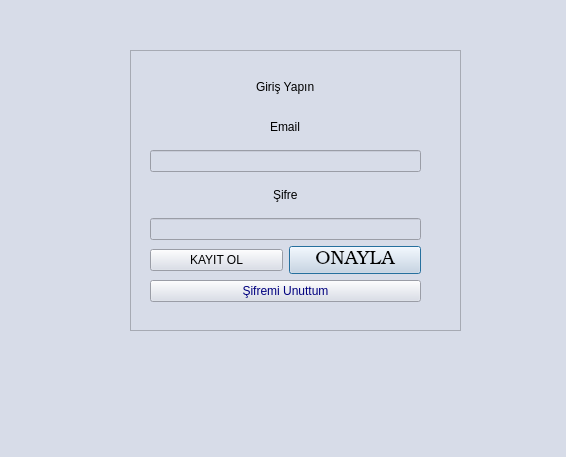
First picture: the form in ui/auth.ui, repository OgiBalboa/E-Book_Cryptology, before the edit.
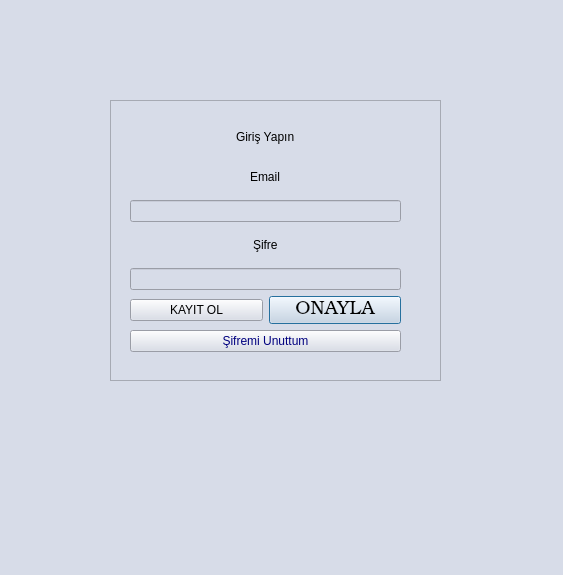
Second picture: the form after the edit. Icons and pictures are not drawn.

What changed in the file:
```diff
--- a/ui/auth.ui
+++ b/ui/auth.ui
@@ -6,8 +6,8 @@
    <rect>
     <x>0</x>
     <y>0</y>
-    <width>566</width>
-    <height>457</height>
+    <width>563</width>
+    <height>575</height>
    </rect>
   </property>
   <property name="windowTitle">
@@ -27,10 +27,10 @@
     </property>
     <property name="geometry">
      <rect>
-      <x>50</x>
-      <y>10</y>
-      <width>471</width>
-      <height>431</height>
+      <x>30</x>
+      <y>0</y>
+      <width>531</width>
+      <height>561</height>
      </rect>
     </property>
     <property name="autoFillBackground">
@@ -49,7 +49,7 @@
      <property name="geometry">
       <rect>
        <x>80</x>
-       <y>40</y>
+       <y>100</y>
        <width>331</width>
        <height>281</height>
       </rect>
@@ -188,7 +188,7 @@
       <x>100</x>
       <y>10</y>
       <width>381</width>
-      <height>421</height>
+      <height>521</height>
      </rect>
     </property>
     <property name="autoFillBackground">
@@ -212,7 +212,7 @@
        <x>60</x>
        <y>20</y>
        <width>271</width>
-       <height>304</height>
+       <height>384</height>
       </rect>
      </property>
      <layout class="QVBoxLayout" name="verticalLayout_2">
@@ -252,6 +252,19 @@
       <item>
        <widget class="QLineEdit" name="reg_username_input_2"/>
       </item>
+      <item>
+       <widget class="QLabel" name="label_13">
+        <property name="styleSheet">
+         <string notr="true">font: 25 14pt &quot;URW Bookman&quot;;</string>
+        </property>
+        <property name="text">
+         <string>&lt;html&gt;&lt;head/&gt;&lt;body&gt;&lt;p align=&quot;center&quot;&gt;İsim-Soyisim&lt;/p&gt;&lt;/body&gt;&lt;/html&gt;</string>
+        </property>
+       </widget>
+      </item>
+      <item>
+       <widget class="QLineEdit" name="reg_username_input_3"/>
+      </item>
       <item alignment="Qt::AlignHCenter">
        <widget class="QLabel" name="label_5">
         <property name="styleSheet">
@@ -265,6 +278,54 @@
       <item>
        <widget class="QLineEdit" name="reg_password_input"/>
       </item>
+      <item>
+       <layout class="QHBoxLayout" name="horizontalLayout_3">
+        <item>
+         <widget class="QComboBox" name="comboBox">
+          <property name="styleSheet">
+           <string notr="true">selection-background-color: rgb(85, 87, 83);</string>
+          </property>
+          <item>
+           <property name="text">
+            <string>Mekatronik</string>
+           </property>
+          </item>
+          <item>
+           <property name="text">
+            <string/>
+           </property>
+          </item>
+         </widget>
+        </item>
+        <item>
+         <widget class="QComboBox" name="comboBox_2">
+          <property name="styleSheet">
+           <string notr="true">selection-background-color: rgb(85, 87, 83);</string>
+          </property>
+          <item>
+           <property name="text">
+            <string>1. Sınıf</string>
+           </property>
+          </item>
+          <item>
+           <property name="text">
+            <string>2. Sınıf</string>
+           </property>
+          </item>
+          <item>
+           <property name="text">
+            <string>3. Sınıf</string>
+           </property>
+          </item>
+          <item>
+           <property name="text">
+            <string>4. Sınıf</string>
+           </property>
+          </item>
+         </widget>
+        </item>
+       </layout>
+      </item>
       <item alignment="Qt::AlignHCenter">
        <widget class="QLabel" name="label_10">
         <property name="styleSheet">
@@ -283,8 +344,8 @@
     <widget class="QWidget" name="layoutWidget">
      <property name="geometry">
       <rect>
-       <x>90</x>
-       <y>330</y>
+       <x>80</x>
+       <y>410</y>
        <width>211</width>
        <height>41</height>
       </rect>
@@ -327,8 +388,8 @@
     <widget class="QLabel" name="label_12">
      <property name="geometry">
       <rect>
-       <x>10</x>
-       <y>390</y>
+       <x>20</x>
+       <y>460</y>
        <width>381</width>
        <height>20</height>
       </rect>
```
